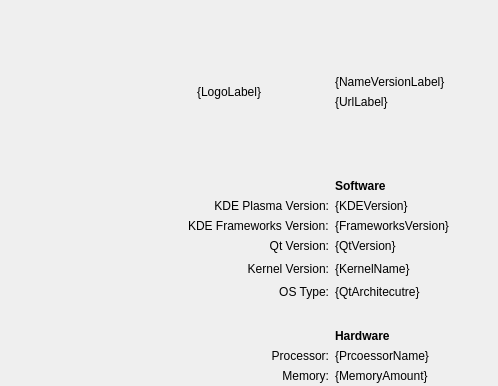
First picture: the form in Modules/about-distro/src/Module.ui, repository KDE/kinfocenter, before the edit; both pictures show x 0 to 498 and y 0 to 386 of the 643 by 586 pixel window.
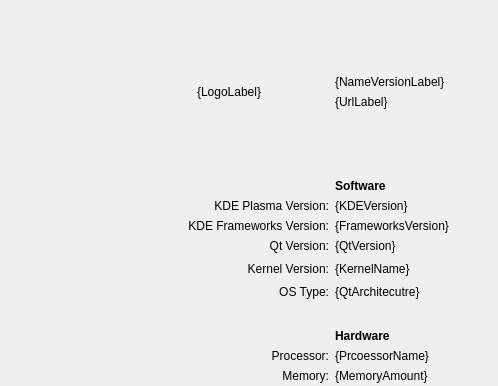
Second picture: the form after the edit.

Commit message:
Add alignment for label "KDE Frameworks Version"
FIXED-IN: 5.6.1

Patch:
```diff
--- a/Modules/about-distro/src/Module.ui
+++ b/Modules/about-distro/src/Module.ui
@@ -319,6 +319,9 @@
      <property name="text">
       <string>KDE Frameworks Version:</string>
      </property>
+     <property name="alignment">
+      <set>Qt::AlignRight|Qt::AlignTrailing|Qt::AlignVCenter</set>
+     </property>
     </widget>
    </item>
    <item row="6" column="3">
```
